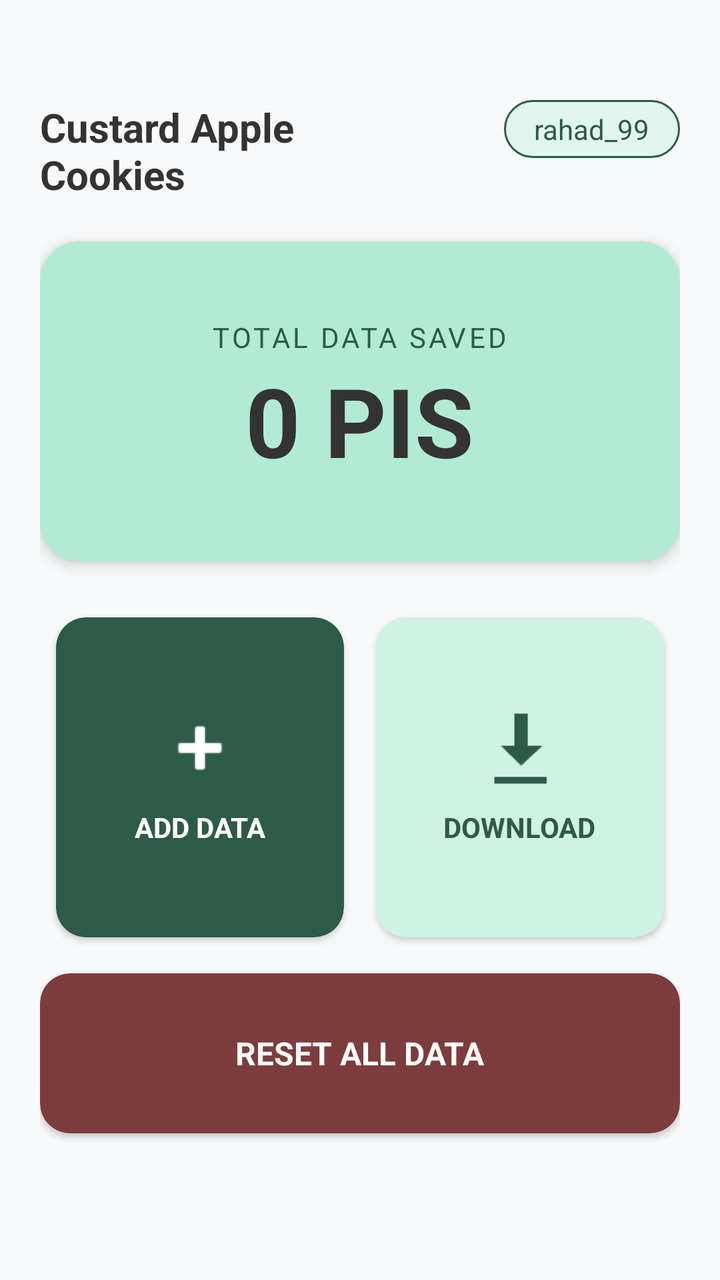
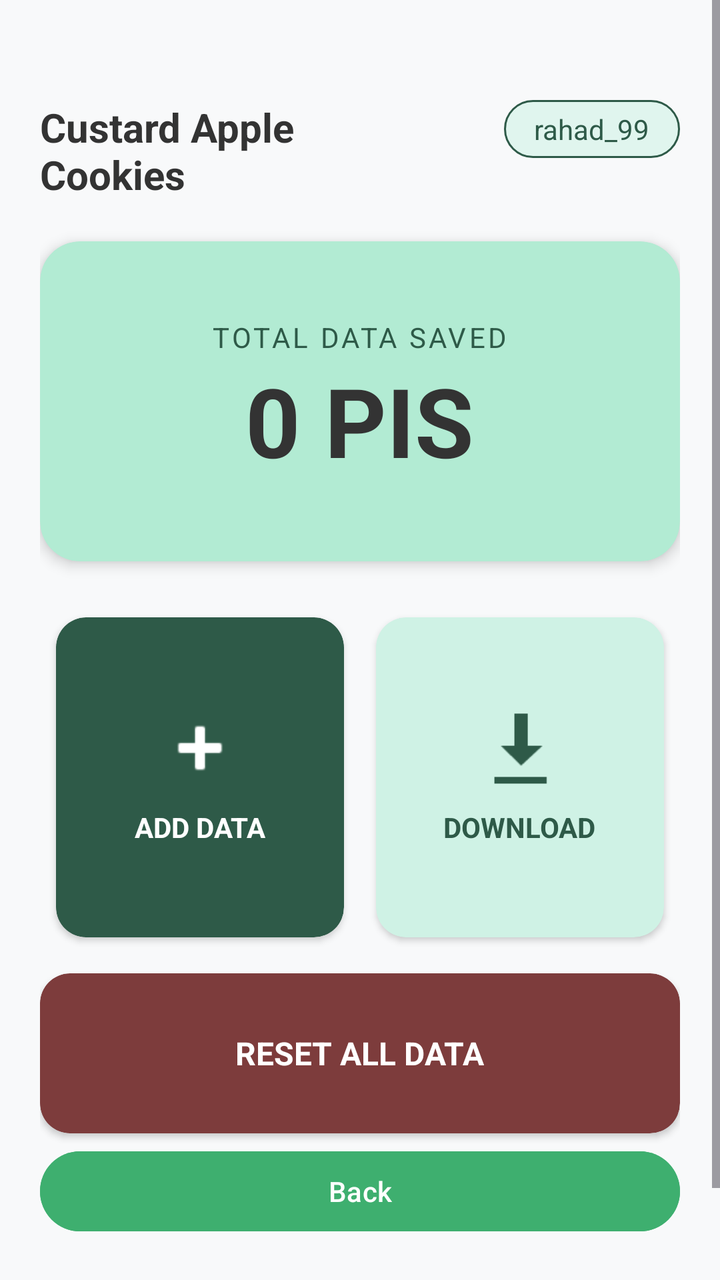

Two renders of the same Android screen: before a commit and after it. Below are the layout's source before the change and the commit's diff.
<!-- AndroidManifest.xml: application theme Theme.CustardApple -->
<!-- res/layout/activity_cookies_main.xml -->
<?xml version="1.0" encoding="utf-8"?>
<ScrollView xmlns:android="http://schemas.android.com/apk/res/android"
    xmlns:app="http://schemas.android.com/apk/res-auto"
    android:layout_width="match_parent"
    android:layout_height="match_parent"
    android:background="@color/bg_light"
    android:fillViewport="true">

    <LinearLayout
        android:layout_width="match_parent"
        android:layout_height="wrap_content"
        android:orientation="vertical"
        android:padding="20dp">

        <RelativeLayout
            android:layout_width="match_parent"
            android:layout_height="wrap_content"
            android:layout_marginTop="30dp"
            android:layout_marginBottom="20dp">

            <TextView
                android:layout_width="wrap_content"
                android:layout_height="wrap_content"
                android:text="Custard Apple\nCookies"
                android:textColor="@color/text_dark"
                android:textSize="20sp"
                android:textStyle="bold" />

            <TextView
                android:id="@+id/tvUsername"
                android:layout_width="wrap_content"
                android:layout_height="wrap_content"
                android:layout_alignParentEnd="true"
                android:background="@drawable/rounded_tag"
                android:paddingHorizontal="15dp"
                android:paddingVertical="5dp"
                android:text="rahad_99"
                android:textColor="@color/card_green_dark" />
        </RelativeLayout>

        <androidx.cardview.widget.CardView
            android:layout_width="match_parent"
            android:layout_height="160dp"
            app:cardBackgroundColor="@color/card_green_light"
            app:cardCornerRadius="20dp"
            app:cardElevation="4dp">

            <LinearLayout
                android:layout_width="match_parent"
                android:layout_height="match_parent"
                android:gravity="center"
                android:orientation="vertical">

                <TextView
                    android:layout_width="wrap_content"
                    android:layout_height="wrap_content"
                    android:text="TOTAL DATA SAVED"
                    android:textColor="@color/card_green_dark"
                    android:letterSpacing="0.1"
                    android:textSize="14sp" />

                <TextView
                    android:id="@+id/tvTotalBalance"
                    android:layout_width="wrap_content"
                    android:layout_height="wrap_content"
                    android:text="0 PIS"
                    android:textColor="@color/text_dark"
                    android:textSize="48sp"
                    android:textStyle="bold" />
            </LinearLayout>
        </androidx.cardview.widget.CardView>

        <GridLayout
            android:layout_width="match_parent"
            android:layout_height="wrap_content"
            android:layout_marginTop="20dp"
            android:columnCount="2"
            android:rowCount="2">

            <androidx.cardview.widget.CardView
                android:id="@+id/cardAdd"
                android:layout_width="0dp"
                android:layout_height="160dp"
                android:layout_rowWeight="1"
                android:layout_columnWeight="1"
                android:layout_margin="8dp"
                app:cardBackgroundColor="@color/card_green_dark"
                app:cardCornerRadius="15dp">
                <LinearLayout
                    android:id="@+id/addBtn"
                    android:layout_width="match_parent"
                    android:layout_height="match_parent"
                    android:gravity="center"
                    android:background="?attr/selectableItemBackground"
                    android:clickable="true"
                    android:orientation="vertical">
                    <ImageView
                        android:layout_width="40dp"
                        android:layout_height="40dp"
                        android:src="@android:drawable/ic_input_add"
                        app:tint="@color/white" />
                    <TextView
                        android:layout_width="wrap_content"
                        android:layout_height="wrap_content"
                        android:layout_marginTop="10dp"
                        android:text="ADD DATA"
                        android:textColor="@color/white"
                        android:textStyle="bold" />
                </LinearLayout>
            </androidx.cardview.widget.CardView>

            <androidx.cardview.widget.CardView
                android:id="@+id/cardDownload"
                android:layout_width="0dp"
                android:layout_height="160dp"
                android:layout_rowWeight="1"
                android:layout_columnWeight="1"
                android:layout_margin="8dp"
                app:cardBackgroundColor="@color/card_green_medium"
                app:cardCornerRadius="15dp">
                <LinearLayout
                    android:id="@+id/downloadBtn"
                    android:layout_width="match_parent"
                    android:layout_height="match_parent"
                    android:gravity="center"
                    android:background="?attr/selectableItemBackground"
                    android:clickable="true"
                    android:orientation="vertical">
                    <ImageView
                        android:layout_width="40dp"
                        android:layout_height="40dp"
                        android:src="@android:drawable/stat_sys_download"
                        app:tint="@color/card_green_dark" />
                    <TextView
                        android:layout_width="wrap_content"
                        android:layout_height="wrap_content"
                        android:layout_marginTop="10dp"
                        android:text="DOWNLOAD"
                        android:textColor="@color/card_green_dark"
                        android:textStyle="bold" />
                </LinearLayout>
            </androidx.cardview.widget.CardView>

        </GridLayout>

        <androidx.cardview.widget.CardView
            android:id="@+id/cardReset"
            android:layout_width="match_parent"
            android:layout_height="80dp"
            android:layout_marginTop="10dp"
            android:layout_marginBottom="30dp"
            app:cardBackgroundColor="@color/card_red"
            app:cardCornerRadius="15dp">
            <LinearLayout
                android:id="@+id/resetbtn"
                android:layout_width="match_parent"
                android:layout_height="match_parent"
                android:gravity="center"
                android:background="?attr/selectableItemBackground"
                android:clickable="true"
                android:orientation="vertical">
                <TextView
                    android:layout_width="wrap_content"
                    android:layout_height="wrap_content"
                    android:text="RESET ALL DATA"
                    android:textColor="@color/white"
                    android:textStyle="bold"
                    android:textSize="16sp" />
            </LinearLayout>
        </androidx.cardview.widget.CardView>

    </LinearLayout>
</ScrollView>
<!-- resources referenced by this layout -->
<resources>
  <color name="bg_light">#F8F9FA</color>
  <color name="card_green_dark">#2E5A48</color>
  <color name="card_green_light">#B2EBD3</color>
  <color name="card_green_medium">#CFF2E5</color>
  <color name="card_red">#7D3C3C</color>
  <color name="text_dark">#333333</color>
  <color name="white">#FFFFFF</color>
  <!-- drawable rounded_tag (drawable) -->
  <?xml version="1.0" encoding="utf-8"?>
  <shape xmlns:android="http://schemas.android.com/apk/res/android">
      <solid android:color="#E0F5EE" />
      <stroke android:width="1dp" android:color="@color/card_green_dark" />
      <corners android:radius="50dp" />
  </shape>
  <style name="Theme.CustardApple" parent="Base.Theme.CustardApple" />
  <style name="Base.Theme.CustardApple" parent="Theme.Material3.DayNight.NoActionBar">
          
          
      </style>
</resources>

<!-- the commit's change to res/layout/activity_cookies_main.xml (unified diff, before → after) -->
@@ -148,7 +148,6 @@
             android:layout_width="match_parent"
             android:layout_height="80dp"
             android:layout_marginTop="10dp"
-            android:layout_marginBottom="30dp"
             app:cardBackgroundColor="@color/card_red"
             app:cardCornerRadius="15dp">
             <LinearLayout
@@ -169,5 +168,18 @@
             </LinearLayout>
         </androidx.cardview.widget.CardView>
 
+
+        <Button
+            android:id="@+id/backBtn"
+            android:layout_width="match_parent"
+            android:layout_height="wrap_content"
+            android:textColor="#fff"
+            android:text="Back"
+            android:backgroundTint="#3EAF6F"
+            android:layout_marginTop="5dp"
+            android:layout_marginBottom="50dp"
+            />
+
+
     </LinearLayout>
 </ScrollView>
